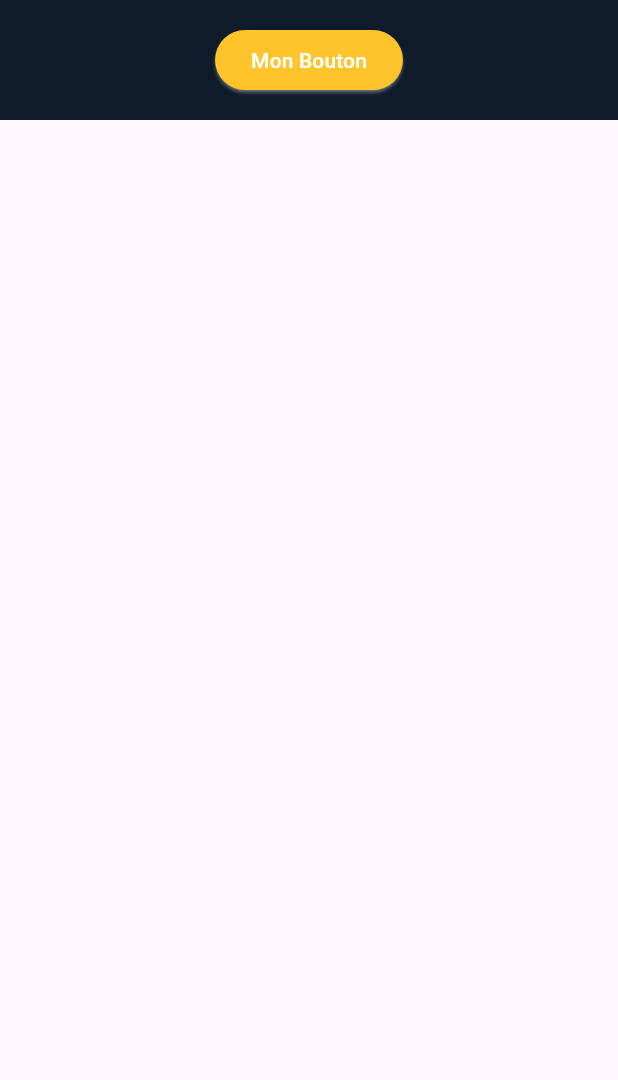
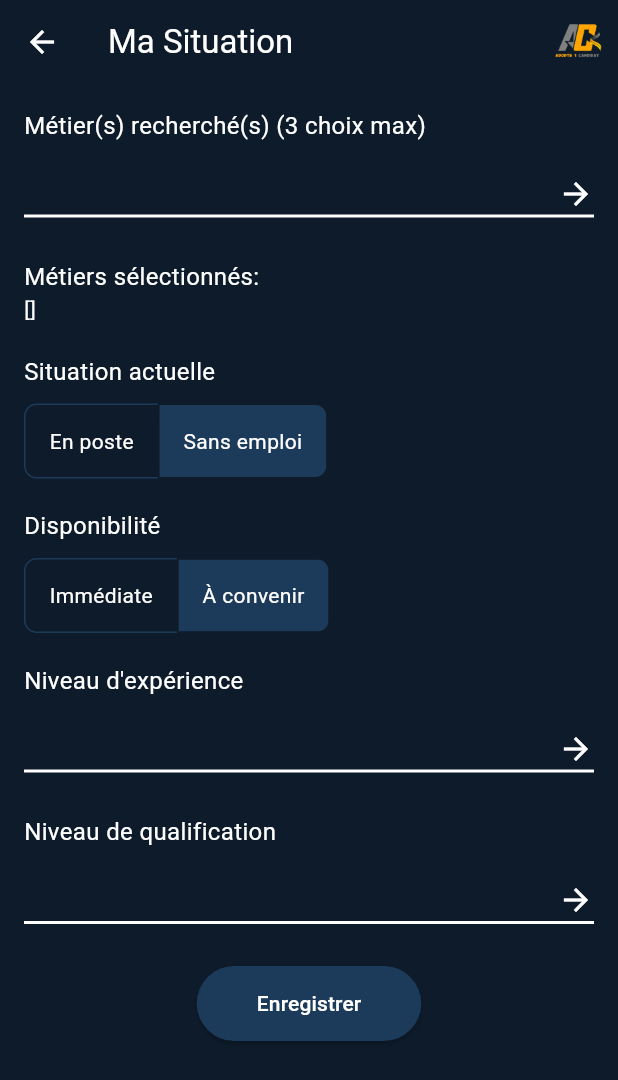
Before and after one commit to algosup/2023-2024-project-5-flutter-team-2, a Flutter app: the BottomButton widget shown alone on an empty page, opened directly, after a tap on "Mon Bouton", on a phone screen of 412 x 824 dp. Shown: the top 1080 px of the screen. Run offline on Flutter 3.47's test engine with Material 3 defaults, Android fonts, the phone set to English and light mode, and no system bars; our stand-ins replace get, google_fonts.

Commit message:
I finish the registers pages

```diff
--- /dev/null
+++ b/adoptacandidate/lib/MySituation.dart
@@ -0,0 +1,247 @@
+import 'package:flutter/material.dart';
+import 'package:get/get.dart';
+
+void main() {
+  runApp(MyApp());
+}
+
+class MyApp extends StatelessWidget {
+  @override
+  Widget build(BuildContext context) {
+    return GetMaterialApp(
+      home: MySituation(),
+    );
+  }
+}
+
+class MySituationController extends GetxController {
+  var selectedJobs = <String>[].obs;
+  var isEmployed = false.obs;
+  var isAvailableImmediately = false.obs;
+  var selectedExperience = ''.obs;
+  var selectedQualification = ''.obs;
+
+  void toggleEmploymentStatus() {
+    isEmployed.value = !isEmployed.value;
+  }
+
+  void toggleAvailabilityStatus() {
+    isAvailableImmediately.value = !isAvailableImmediately.value;
+  }
+
+  void addJob(String job) {
+    if (selectedJobs.length < 3) {
+      selectedJobs.add(job);
+    }
+  }
+
+  void saveSituation() {
+    // Implémenter la logique de sauvegarde ici
+  }
+}
+
+class MySituation extends StatelessWidget {
+  final MySituationController controller = Get.put(MySituationController());
+
+  @override
+  Widget build(BuildContext context) {
+    return Scaffold(
+      appBar: AppBar(
+        elevation: 0,
+        backgroundColor: Colors.transparent,
+        leading: IconButton(
+          icon: Icon(Icons.arrow_back, color: Colors.white),
+          onPressed: () {
+            Get.back();
+          },
+        ),
+        title: Text(
+          'Ma Situation',
+          style: TextStyle(color: Colors.white),
+        ),
+        actions: [
+          Container(
+            height: 90,
+            child: Image.asset('images/logo.png'),
+          ),
+        ],
+      ),
+      backgroundColor: Color(0xFF0D1B2A),
+      body: Padding(
+        padding: const EdgeInsets.all(16.0),
+        child: SingleChildScrollView(
+          child: Column(
+            crossAxisAlignment: CrossAxisAlignment.start,
+            children: [
+              Text(
+                'Métier(s) recherché(s) (3 choix max)',
+                style: TextStyle(color: Colors.white, fontSize: 16),
+              ),
+              SizedBox(height: 10),
+              DropdownButton<String>(
+                isExpanded: true,
+                items: <String>['Développeur', 'Ingénieur', 'Designer', 'Analyste'].map((String value) {
+                  return DropdownMenuItem<String>(
+                    value: value,
+                    child: Text(value, style: TextStyle(color: Colors.white)),
+                  );
+                }).toList(),
+                onChanged: (String? newValue) {
+                  if (newValue != null) {
+                    controller.addJob(newValue);
+                  }
+                },
+                dropdownColor: Color(0xFF1C3A59),
+                style: TextStyle(color: Colors.white),
+                icon: Icon(Icons.arrow_forward, color: Colors.white),
+                underline: Container(
+                  height: 2,
+                  color: Colors.white,
+                ),
+                value: null,
+              ),
+              SizedBox(height: 20),
+              Text(
+                'Métiers sélectionnés:',
+                style: TextStyle(color: Colors.white, fontSize: 16),
+              ),
+              Obx(() => Text(
+                '${controller.selectedJobs}',
+                style: TextStyle(color: Colors.white),
+              )),
+              SizedBox(height: 20),
+              Text(
+                'Situation actuelle',
+                style: TextStyle(color: Colors.white, fontSize: 16),
+              ),
+              SizedBox(height: 10),
+              Obx(() => ToggleButtons(
+                children: <Widget>[
+                  Padding(
+                    padding: const EdgeInsets.symmetric(horizontal: 16.0),
+                    child: Text('En poste', style: TextStyle(color: Colors.white)),
+                  ),
+                  Padding(
+                    padding: const EdgeInsets.symmetric(horizontal: 16.0),
+                    child: Text('Sans emploi', style: TextStyle(color: Colors.white)),
+                  ),
+                ],
+                isSelected: [controller.isEmployed.value, !controller.isEmployed.value],
+                onPressed: (int index) {
+                  controller.toggleEmploymentStatus();
+                },
+                color: Colors.white,
+                selectedColor: Colors.white,
+                fillColor: Color(0xFF1C3A59),
+                borderColor: Color(0xFF1C3A59),
+                borderRadius: BorderRadius.circular(8.0),
+              )),
+              SizedBox(height: 20),
+              Text(
+                'Disponibilité',
+                style: TextStyle(color: Colors.white, fontSize: 16),
+              ),
+              SizedBox(height: 10),
+              Obx(() => ToggleButtons(
+                children: <Widget>[
+                  Padding(
+                    padding: const EdgeInsets.symmetric(horizontal: 16.0),
+                    child: Text('Immédiate', style: TextStyle(color: Colors.white)),
+                  ),
+                  Padding(
+                    padding: const EdgeInsets.symmetric(horizontal: 16.0),
+                    child: Text('À convenir', style: TextStyle(color: Colors.white)),
+                  ),
+                ],
+                isSelected: [controller.isAvailableImmediately.value, !controller.isAvailableImmediately.value],
+                onPressed: (int index) {
+                  controller.toggleAvailabilityStatus();
+                },
+                color: Colors.white,
+                selectedColor: Colors.white,
+                fillColor: Color(0xFF1C3A59),
+                borderColor: Color(0xFF1C3A59),
+                borderRadius: BorderRadius.circular(8.0),
+              )),
+              SizedBox(height: 20),
+              Text(
+                "Niveau d'expérience",
+                style: TextStyle(color: Colors.white, fontSize: 16),
+              ),
+              SizedBox(height: 10),
+              Obx(() => DropdownButton<String>(
+                isExpanded: true,
+                items: <String>['Junior', 'Intermédiaire', 'Senior'].map((String value) {
+                  return DropdownMenuItem<String>(
+                    value: value,
+                    child: Text(value, style: TextStyle(color: Colors.white)),
+                  );
+                }).toList(),
+                onChanged: (String? newValue) {
+                  if (newValue != null) {
+                    controller.selectedExperience.value = newValue;
+                  }
+                },
+                dropdownColor: Color(0xFF1C3A59),
+                style: TextStyle(color: Colors.white),
+                icon: Icon(Icons.arrow_forward, color: Colors.white),
+                underline: Container(
+                  height: 2,
+                  color: Colors.white,
+                ),
+                value: controller.selectedExperience.value.isEmpty ? null : controller.selectedExperience.value,
+              )),
+              SizedBox(height: 20),
+              Text(
+                'Niveau de qualification',
+                style: TextStyle(color: Colors.white, fontSize: 16),
+              ),
+              SizedBox(height: 10),
+              Obx(() => DropdownButton<String>(
+                isExpanded: true,
+                items: <String>['Bac', 'Bac+2', 'Bac+3', 'Bac+5'].map((String value) {
+                  return DropdownMenuItem<String>(
+                    value: value,
+                    child: Text(value, style: TextStyle(color: Colors.white)),
+                  );
+                }).toList(),
+                onChanged: (String? newValue) {
+                  if (newValue != null) {
+                    controller.selectedQualification.value = newValue;
+                  }
+                },
+                dropdownColor: Color(0xFF1C3A59),
+                style: TextStyle(color: Colors.white),
+                icon: Icon(Icons.arrow_forward, color: Colors.white),
+                underline: Container(
+                  height: 2,
+                  color: Colors.white,
+                ),
+                value: controller.selectedQualification.value.isEmpty ? null : controller.selectedQualification.value,
+              )),
+              SizedBox(height: 20),
+              Center(
+                child: ElevatedButton(
+                  onPressed: () {
+                    controller.saveSituation();
+                  },
+                  child: Text(
+                    'Enregistrer',
+                    style: TextStyle(color: Colors.white),
+                  ),
+                  style: ElevatedButton.styleFrom(
+                    backgroundColor: Color(0xFF1C3A59),
+                    padding: EdgeInsets.symmetric(horizontal: 40, vertical: 15),
+                    shape: RoundedRectangleBorder(
+                      borderRadius: BorderRadius.circular(30),
+                    ),
+                  ),
+                ),
+              ),
+            ],
+          ),
+        ),
+      ),
+    );
+  }
+}
--- a/adoptacandidate/lib/research.dart
+++ b/adoptacandidate/lib/research.dart
@@ -1,3 +1,4 @@
+import 'package:adoptacandidate/MySituation.dart';
 import 'package:adoptacandidate/widgets/Color.dart';
 import 'package:flutter/material.dart';
 import 'package:get/get.dart';
@@ -17,7 +18,7 @@ class Research extends StatelessWidget {
           },
         ),
         title: Text(
-          'Titre au Milieu',
+          'Ma Recherche',
           style: TextStyle(color: Colors.white),
         ),
         actions: [
@@ -164,7 +165,10 @@ class BottomButton extends StatelessWidget {
         children: [
           ElevatedButton(
             onPressed: () {
-              // Action à effectuer lorsque le bouton est pressé
+              Navigator.push(
+                context,
+                MaterialPageRoute(
+                  builder: (context) => MySituation()));
             },
             style: ElevatedButton.styleFrom(
               backgroundColor:yellow, // Couleur de fond du bouton
@@ -180,7 +184,3 @@ class BottomButton extends StatelessWidget {
     );
   }
 }
-
-void main() {
-  runApp(Research());
-}
```
